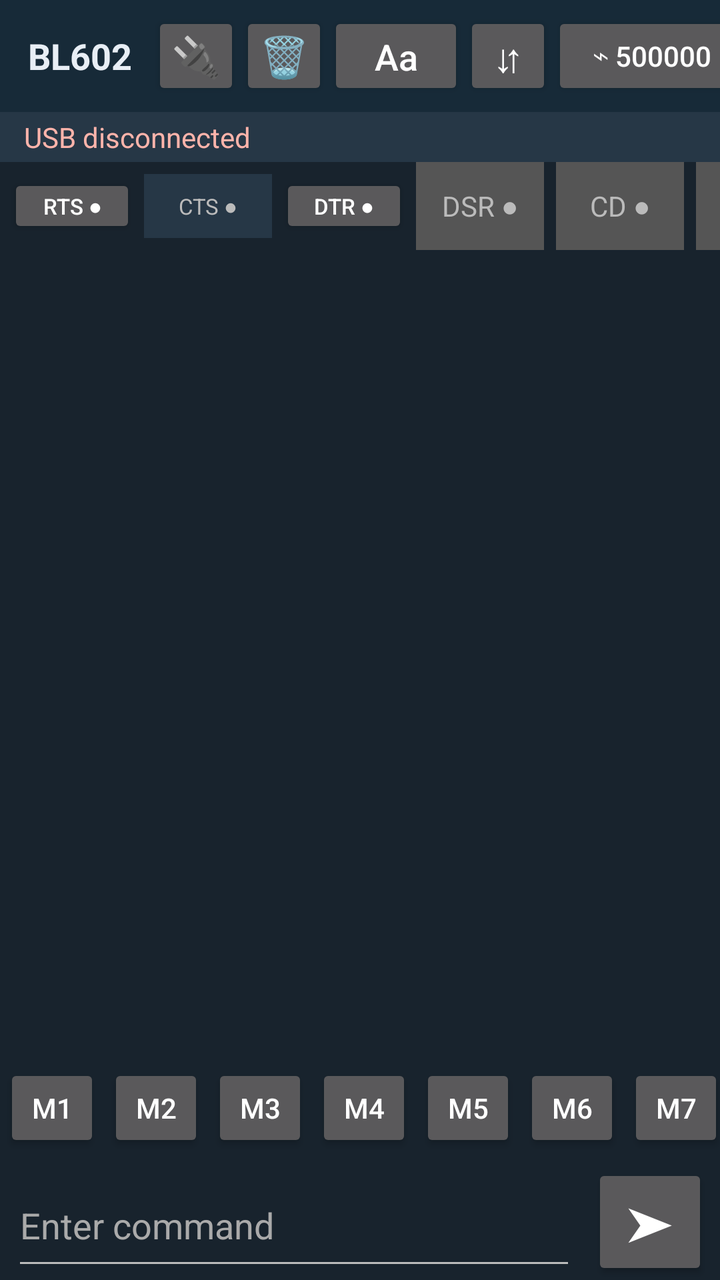
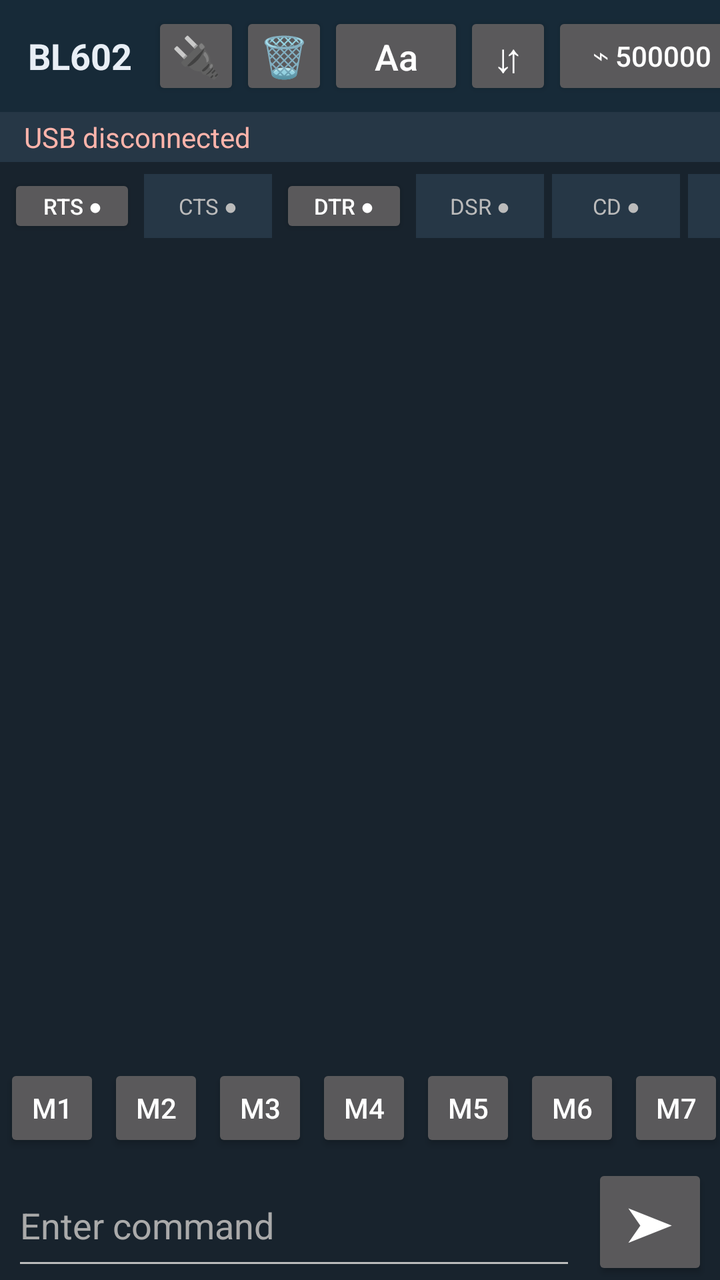

The first picture is an Android layout as it rendered before a commit; the second is the same layout after the commit. The layout source and the unified diff follow.
<!-- AndroidManifest.xml: application theme android:Theme.Material.NoActionBar -->
<!-- res/layout/activity_main.xml -->
<?xml version="1.0" encoding="utf-8"?>
<LinearLayout xmlns:android="http://schemas.android.com/apk/res/android"
    android:orientation="vertical" android:background="#18232D"
    android:layout_width="match_parent" android:layout_height="match_parent">

    <HorizontalScrollView android:scrollbars="none" android:fillViewport="true"
        android:background="#172A38" android:layout_width="match_parent" android:layout_height="56dp">
        <LinearLayout android:orientation="horizontal" android:gravity="center_vertical"
            android:paddingLeft="8dp" android:paddingRight="8dp"
            android:layout_width="wrap_content" android:layout_height="match_parent">
            <TextView android:text="BL602" android:textColor="#E8EEF5" android:textStyle="bold"
                android:textSize="18sp" android:gravity="center_vertical"
                android:paddingLeft="6dp" android:paddingRight="10dp"
                android:layout_width="wrap_content" android:layout_height="match_parent"/>
            <Button android:id="@+id/connect" android:text="🔌" android:contentDescription="Connect USB serial" android:textSize="20sp" android:textAllCaps="false"
                android:minWidth="0dp" android:minHeight="0dp" android:padding="0dp" android:insetLeft="0dp" android:insetRight="0dp" android:layout_width="44dp" android:layout_height="44dp"/>
            <Button android:id="@+id/clearTerminal" android:text="🗑" android:contentDescription="Clear terminal" android:textSize="20sp" android:textAllCaps="false"
                android:minWidth="0dp" android:minHeight="0dp" android:padding="0dp" android:insetLeft="0dp" android:insetRight="0dp" android:layout_width="44dp" android:layout_height="44dp"/>
            <Button android:id="@+id/formatToggle" android:text="Aa" android:contentDescription="Toggle receive format" android:textSize="18sp" android:textAllCaps="false"
                android:minWidth="68dp" android:layout_width="wrap_content" android:layout_height="44dp"/>
            <Button android:id="@+id/autoScroll" android:text="⇵" android:contentDescription="Toggle auto-scroll" android:textSize="20sp" android:textAllCaps="false"
                android:minWidth="0dp" android:minHeight="0dp" android:padding="0dp" android:insetLeft="0dp" android:insetRight="0dp" android:layout_width="44dp" android:layout_height="44dp"/>
            <Button android:id="@+id/baudControl" android:text="⌁ 500000" android:contentDescription="UART baud rate" android:textAllCaps="false"
                android:minWidth="100dp" android:layout_width="wrap_content" android:layout_height="44dp"/>
            <Button android:id="@+id/menu" android:text="⋮" android:contentDescription="More options" android:textSize="24sp" android:textAllCaps="false"
                android:minWidth="54dp" android:layout_width="wrap_content" android:layout_height="44dp"/>
        </LinearLayout>
    </HorizontalScrollView>

    <TextView android:id="@+id/status" android:text="USB disconnected" android:textColor="#FFB4AB"
        android:paddingLeft="12dp" android:paddingTop="3dp" android:paddingBottom="3dp"
        android:background="#263746" android:layout_width="match_parent" android:layout_height="wrap_content"/>

    <HorizontalScrollView android:scrollbars="none" android:background="#18232D"
        android:layout_width="match_parent" android:layout_height="44dp">
        <LinearLayout android:orientation="horizontal" android:gravity="center_vertical"
            android:paddingLeft="4dp" android:paddingRight="4dp"
            android:layout_width="wrap_content" android:layout_height="match_parent">
            <Button android:id="@+id/rts" android:text="RTS ●" android:layout_width="64dp" android:layout_height="32dp" android:minWidth="0dp" android:minHeight="0dp" android:padding="2dp" android:textSize="11sp" android:layout_marginRight="4dp"/>
            <TextView android:id="@+id/cts" android:text="CTS ●" android:textColor="#BBBBBB" android:gravity="center" android:background="#263746" android:layout_width="64dp" android:layout_height="32dp" android:layout_marginRight="4dp" android:textSize="11sp"/>
            <Button android:id="@+id/dtr" android:text="DTR ●" android:layout_width="64dp" android:layout_height="32dp" android:minWidth="0dp" android:minHeight="0dp" android:padding="2dp" android:textSize="11sp" android:layout_marginRight="4dp"/>
            <TextView android:id="@+id/dsr" android:text="DSR ●" android:textColor="#BBBBBB" android:gravity="center" android:background="#555555" android:layout_width="64dp" android:layout_height="44dp" android:layout_marginRight="6dp"/>
            <TextView android:id="@+id/cd" android:text="CD ●" android:textColor="#BBBBBB" android:gravity="center" android:background="#555555" android:layout_width="64dp" android:layout_height="44dp" android:layout_marginRight="6dp"/>
            <TextView android:id="@+id/ri" android:text="RI ●" android:textColor="#BBBBBB" android:gravity="center" android:background="#555555" android:layout_width="64dp" android:layout_height="44dp"/>
        </LinearLayout>
    </HorizontalScrollView>

    <ScrollView android:id="@+id/flashPanel" android:visibility="gone"
        android:layout_width="match_parent" android:layout_height="0dp" android:layout_weight="1">
        <LinearLayout android:orientation="vertical" android:padding="12dp" android:layout_width="match_parent" android:layout_height="wrap_content">
            <TextView android:text="BL602 firmware images" android:textColor="#FFFFFF" android:textStyle="bold" android:paddingTop="8dp" android:layout_width="match_parent" android:layout_height="wrap_content"/>
            <LinearLayout android:orientation="horizontal" android:gravity="center" android:layout_width="match_parent" android:layout_height="wrap_content">
                <Button android:id="@+id/pickFirmware" android:text="＋ BIN" android:contentDescription="Select firmware files" android:layout_width="0dp" android:layout_weight="1" android:layout_height="wrap_content" android:layout_marginRight="4dp"/>
                <Button android:id="@+id/startFlash" android:text="⚡ FLASH" android:contentDescription="Start flashing" android:layout_width="0dp" android:layout_weight="1" android:layout_height="wrap_content" android:layout_marginLeft="4dp"/>
            </LinearLayout>
            <TextView android:id="@+id/firmwareList" android:text="No firmware selected" android:textColor="#FFFFFF" android:padding="8dp" android:layout_width="match_parent" android:layout_height="wrap_content"/>
            <TextView android:text="Flash address assignment is not available yet." android:textColor="#CCCCCC" android:textSize="12sp" android:layout_width="match_parent" android:layout_height="wrap_content"/>
            <Button android:id="@+id/flashBack" android:text="← Terminal" android:layout_width="match_parent" android:layout_height="wrap_content"/>
            <ProgressBar android:id="@+id/progress" style="?android:attr/progressBarStyleHorizontal" android:max="100" android:progress="0" android:layout_width="match_parent" android:layout_height="wrap_content"/>
            <TextView android:id="@+id/flashLog" android:text="Flash log" android:textColor="#FFFFFF" android:padding="8dp" android:textIsSelectable="true" android:layout_width="match_parent" android:layout_height="wrap_content"/>
        </LinearLayout>
    </ScrollView>

    <LinearLayout android:id="@+id/monitorPanel" android:orientation="vertical"
        android:layout_width="match_parent" android:layout_height="0dp" android:layout_weight="1">
        <ScrollView android:id="@+id/terminalScroll" android:fillViewport="true" android:background="#18232D"
            android:scrollbars="vertical" android:fadeScrollbars="false"
            android:layout_width="match_parent" android:layout_height="0dp" android:layout_weight="1">
            <TextView android:id="@+id/terminal" android:textColor="#E0E0E0" android:typeface="monospace"
                android:textSize="13sp" android:padding="8dp" android:textIsSelectable="true"
                android:gravity="top|start" android:layout_width="match_parent" android:layout_height="wrap_content"/>
        </ScrollView>
        <HorizontalScrollView android:scrollbars="none" android:layout_width="match_parent" android:layout_height="56dp">
            <LinearLayout android:id="@+id/shortcutRow" android:orientation="horizontal" android:gravity="center_vertical"
                android:layout_width="wrap_content" android:layout_height="match_parent">
                <Button android:id="@+id/m1" android:text="M1" android:layout_width="48dp" android:layout_height="44dp" android:layout_margin="2dp"/>
                <Button android:id="@+id/m2" android:text="M2" android:layout_width="48dp" android:layout_height="44dp" android:layout_margin="2dp"/>
                <Button android:id="@+id/m3" android:text="M3" android:layout_width="48dp" android:layout_height="44dp" android:layout_margin="2dp"/>
                <Button android:id="@+id/m4" android:text="M4" android:layout_width="48dp" android:layout_height="44dp" android:layout_margin="2dp"/>
                <Button android:id="@+id/m5" android:text="M5" android:layout_width="48dp" android:layout_height="44dp" android:layout_margin="2dp"/>
                <Button android:id="@+id/m6" android:text="M6" android:layout_width="48dp" android:layout_height="44dp" android:layout_margin="2dp"/>
                <Button android:id="@+id/m7" android:text="M7" android:layout_width="48dp" android:layout_height="44dp" android:layout_margin="2dp"/>
            </LinearLayout>
        </HorizontalScrollView>
        <LinearLayout android:orientation="horizontal" android:gravity="center_vertical"
            android:paddingLeft="6dp" android:paddingRight="6dp"
            android:layout_width="match_parent" android:layout_height="58dp">
            <EditText android:id="@+id/sendText" android:hint="Enter command" android:textColor="#FFFFFF"
                android:textColorHint="#AAAAAA" android:singleLine="true" android:backgroundTint="#BBBBBB"
                android:imeOptions="actionSend" android:layout_width="0dp" android:layout_weight="1" android:layout_height="match_parent"/>
            <Button android:id="@+id/send" android:text="➤" android:contentDescription="Send command" android:textSize="24sp"
                android:layout_width="58dp" android:layout_height="match_parent" android:layout_marginLeft="8dp"/>
        </LinearLayout>
    </LinearLayout>

    <ScrollView android:id="@+id/settingsPanel" android:visibility="gone"
        android:layout_width="match_parent" android:layout_height="0dp" android:layout_weight="1">
        <LinearLayout android:orientation="vertical" android:padding="12dp" android:layout_width="match_parent" android:layout_height="wrap_content">
            <TextView android:text="UART settings" android:textColor="#FFFFFF" android:textStyle="bold" android:layout_width="match_parent" android:layout_height="wrap_content"/>
            <TextView android:text="Baud rate is selected from the top toolbar." android:textColor="#FFFFFF" android:paddingTop="8dp" android:layout_width="match_parent" android:layout_height="wrap_content"/>
            <EditText android:id="@+id/baudRate" android:visibility="gone" android:inputType="number" android:text="500000" android:hint="Custom baud rate" android:layout_width="match_parent" android:layout_height="wrap_content"/>
            <TextView android:text="Receive format" android:textColor="#FFFFFF" android:paddingTop="12dp" android:layout_width="match_parent" android:layout_height="wrap_content"/>
            <Spinner android:id="@+id/viewMode" android:layout_width="match_parent" android:layout_height="wrap_content"/>
            <TextView android:text="Transmit newline" android:textColor="#FFFFFF" android:paddingTop="12dp" android:layout_width="match_parent" android:layout_height="wrap_content"/>
            <Spinner android:id="@+id/newlineMode" android:layout_width="match_parent" android:layout_height="wrap_content"/>
            <TextView android:text="Data: 8 bits · Parity: none · Stop: 1" android:textColor="#FFFFFF" android:layout_width="match_parent" android:layout_height="wrap_content"/>
            <TextView android:text="Tap RTS/DTR to toggle output lines. CTS/DSR/CD/RI are status indicators." android:textColor="#CCCCCC" android:textStyle="bold" android:paddingTop="12dp" android:layout_width="match_parent" android:layout_height="wrap_content"/>
            <Button android:id="@+id/backToTerminal" android:text="← Terminal" android:layout_width="match_parent" android:layout_height="wrap_content"/>
            <TextView android:text="Manual reset: hold BOOT, pulse RESET, release RESET, then release BOOT. Wiring varies by board." android:textColor="#CCCCCC" android:textSize="12sp" android:padding="8dp" android:layout_width="match_parent" android:layout_height="wrap_content"/>
        </LinearLayout>
    </ScrollView>
</LinearLayout>
<!-- resources referenced by this layout -->
<resources>

</resources>

<!-- the commit's change to res/layout/activity_main.xml (unified diff, before → after) -->
@@ -39,9 +39,9 @@
             <Button android:id="@+id/rts" android:text="RTS ●" android:layout_width="64dp" android:layout_height="32dp" android:minWidth="0dp" android:minHeight="0dp" android:padding="2dp" android:textSize="11sp" android:layout_marginRight="4dp"/>
             <TextView android:id="@+id/cts" android:text="CTS ●" android:textColor="#BBBBBB" android:gravity="center" android:background="#263746" android:layout_width="64dp" android:layout_height="32dp" android:layout_marginRight="4dp" android:textSize="11sp"/>
             <Button android:id="@+id/dtr" android:text="DTR ●" android:layout_width="64dp" android:layout_height="32dp" android:minWidth="0dp" android:minHeight="0dp" android:padding="2dp" android:textSize="11sp" android:layout_marginRight="4dp"/>
-            <TextView android:id="@+id/dsr" android:text="DSR ●" android:textColor="#BBBBBB" android:gravity="center" android:background="#555555" android:layout_width="64dp" android:layout_height="44dp" android:layout_marginRight="6dp"/>
-            <TextView android:id="@+id/cd" android:text="CD ●" android:textColor="#BBBBBB" android:gravity="center" android:background="#555555" android:layout_width="64dp" android:layout_height="44dp" android:layout_marginRight="6dp"/>
-            <TextView android:id="@+id/ri" android:text="RI ●" android:textColor="#BBBBBB" android:gravity="center" android:background="#555555" android:layout_width="64dp" android:layout_height="44dp"/>
+            <TextView android:id="@+id/dsr" android:text="DSR ●" android:textColor="#BBBBBB" android:gravity="center" android:background="#263746" android:layout_width="64dp" android:layout_height="32dp" android:layout_marginRight="4dp" android:textSize="11sp"/>
+            <TextView android:id="@+id/cd" android:text="CD ●" android:textColor="#BBBBBB" android:gravity="center" android:background="#263746" android:layout_width="64dp" android:layout_height="32dp" android:layout_marginRight="4dp" android:textSize="11sp"/>
+            <TextView android:id="@+id/ri" android:text="RI ●" android:textColor="#BBBBBB" android:gravity="center" android:background="#263746" android:layout_width="64dp" android:layout_height="32dp" android:textSize="11sp"/>
         </LinearLayout>
     </HorizontalScrollView>
 
